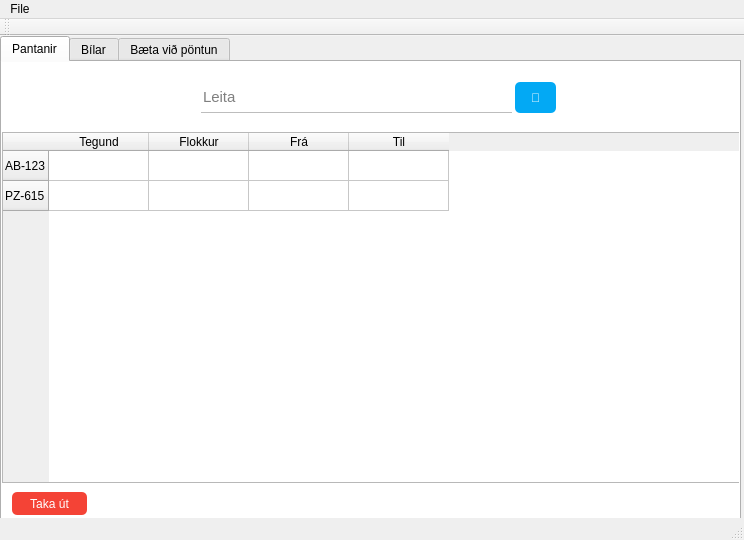
Old version of the form desktop/mainwindow.ui in the repository gudmunduro/lokaverkefni.
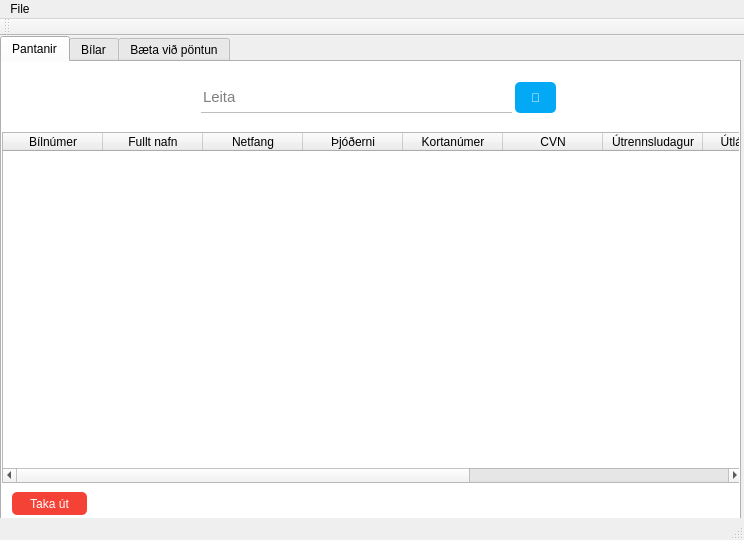
New version of the form.

```diff
--- a/desktop/mainwindow.ui
+++ b/desktop/mainwindow.ui
@@ -80,34 +80,59 @@
       <attribute name="verticalHeaderStretchLastSection">
        <bool>false</bool>
       </attribute>
-      <row>
+      <column>
        <property name="text">
-        <string>AB-123</string>
+        <string>Bílnúmer</string>
        </property>
-      </row>
-      <row>
+      </column>
+      <column>
        <property name="text">
-        <string>PZ-615</string>
+        <string>Fullt nafn</string>
        </property>
-      </row>
+      </column>
       <column>
        <property name="text">
-        <string>Tegund</string>
+        <string>Netfang</string>
        </property>
       </column>
       <column>
        <property name="text">
-        <string>Flokkur</string>
+        <string>Þjóðerni</string>
        </property>
       </column>
       <column>
        <property name="text">
-        <string>Frá</string>
+        <string>Kortanúmer</string>
        </property>
       </column>
       <column>
        <property name="text">
-        <string>Til</string>
+        <string>CVN</string>
+       </property>
+      </column>
+      <column>
+       <property name="text">
+        <string>Útrennsludagur</string>
+       </property>
+      </column>
+      <column>
+       <property name="text">
+        <string>Útlánsdagur</string>
+       </property>
+      </column>
+      <column>
+       <property name="text">
+        <string>Skiladagur</string>
+       </property>
+      </column>
+      <column>
+       <property name="text">
+        <string>Id</string>
+       </property>
+      </column>
+      <column>
+       <property name="text">
+        <string>Ökunúmer</string>
        </property>
       </column>
      </widget>
```
Left out of the diff: 4 changed lines with no effect on the pictures.
